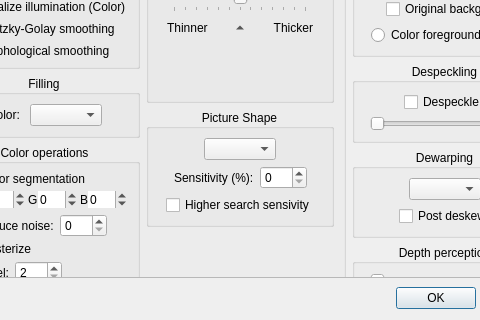
First picture: the form in src/scantailor/app/ui/DefaultParamsDialog.ui, repository adehad/py-scantailor, before the edit; both pictures show x 84 to 564 and y 235 to 555 of the 657 by 555 pixel window.
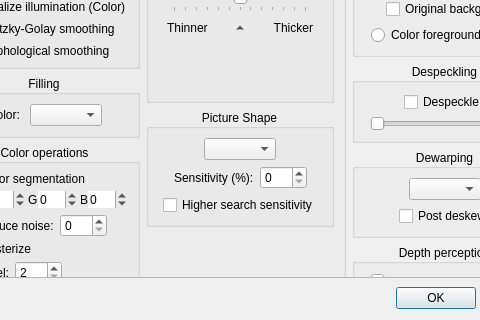
Second picture: the form after the edit. The open tabs and pages were chosen to show the change. Icons and pictures are not drawn.

```diff
--- a/src/scantailor/app/ui/DefaultParamsDialog.ui
+++ b/src/scantailor/app/ui/DefaultParamsDialog.ui
@@ -3184,7 +3184,7 @@
                        <item>
                         <widget class="QCheckBox" name="higherSearchSensitivityCB">
                          <property name="text">
-                          <string>Higher search sensivity</string>
+                          <string>Higher search sensitivity</string>
                          </property>
                         </widget>
                        </item>
```
